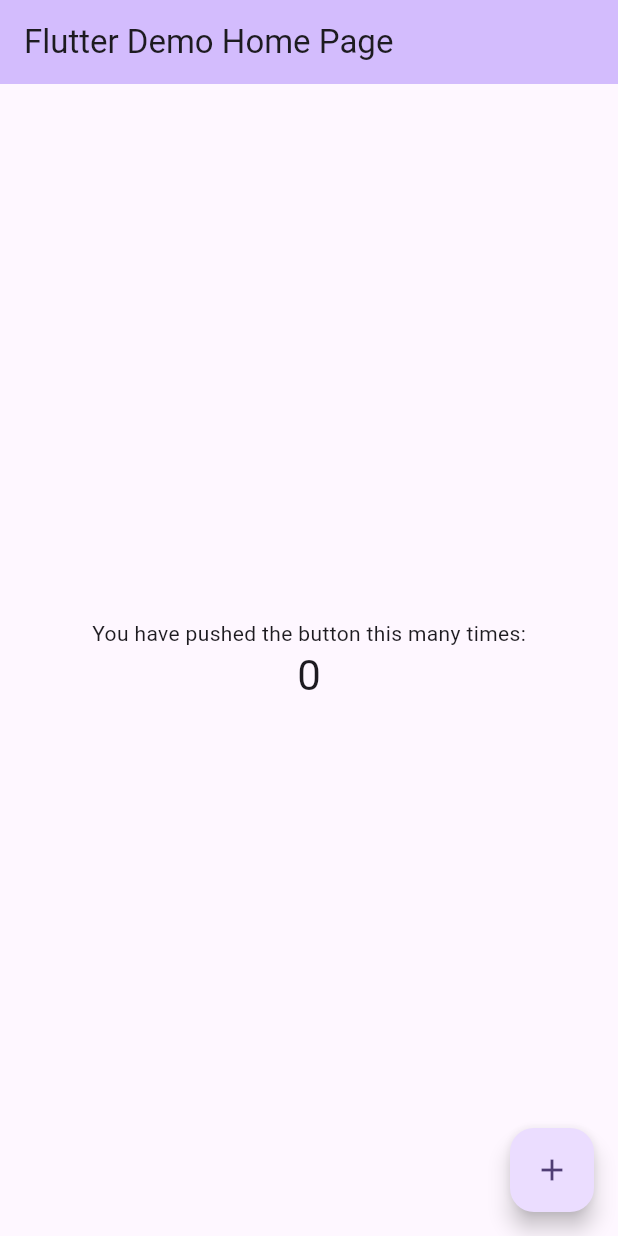
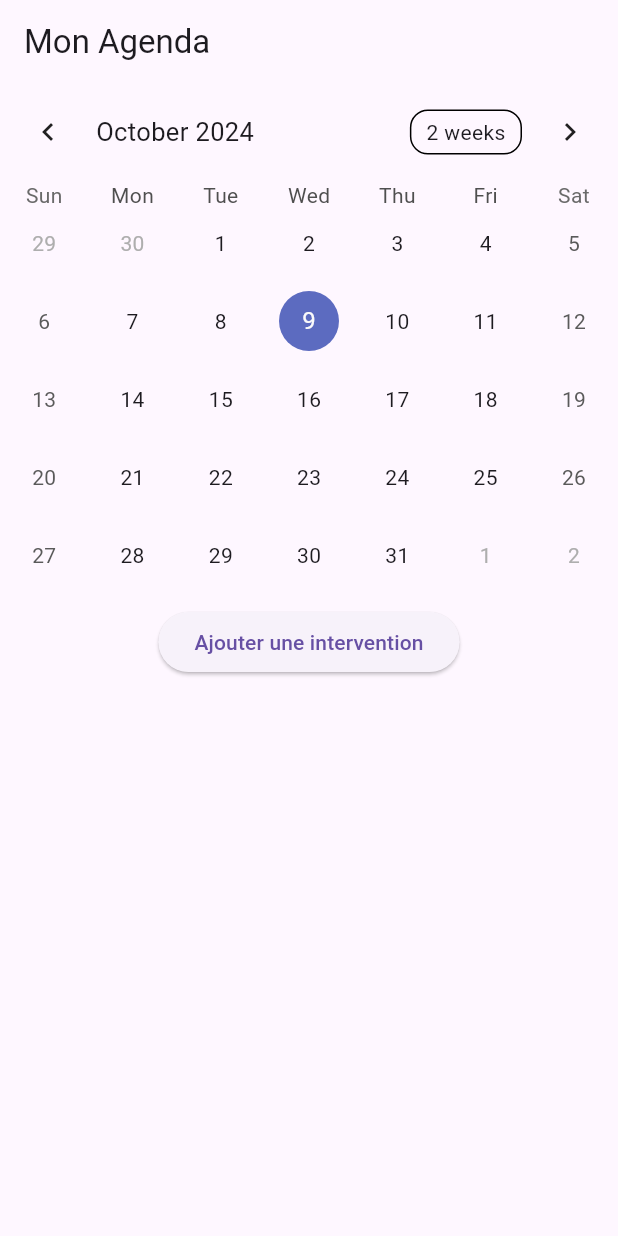
Before and after one commit to KCBento/techplan, a Flutter app: the screen it shows after launch, on a phone screen of 412 x 824 dp. Run offline on Flutter 3.47's test engine with Material 3 defaults, Android fonts, the phone set to English and light mode, and no system bars; drawn by our look-alikes of table_calendar.

Commit message:
PageAgenda

```diff
--- a/projet_appli/lib/main.dart
+++ b/projet_appli/lib/main.dart
@@ -1,125 +1,236 @@
 import 'package:flutter/material.dart';
+import 'package:table_calendar/table_calendar.dart';
 
 void main() {
-  runApp(const MyApp());
+  runApp(AgendaApp());
 }
 
-class MyApp extends StatelessWidget {
-  const MyApp({super.key});
-
-  // This widget is the root of your application.
+class AgendaApp extends StatelessWidget {
   @override
   Widget build(BuildContext context) {
     return MaterialApp(
-      title: 'Flutter Demo',
+      title: 'Agenda',
       theme: ThemeData(
-        // This is the theme of your application.
-        //
-        // TRY THIS: Try running your application with "flutter run". You'll see
-        // the application has a purple toolbar. Then, without quitting the app,
-        // try changing the seedColor in the colorScheme below to Colors.green
-        // and then invoke "hot reload" (save your changes or press the "hot
-        // reload" button in a Flutter-supported IDE, or press "r" if you used
-        // the command line to start the app).
-        //
-        // Notice that the counter didn't reset back to zero; the application
-        // state is not lost during the reload. To reset the state, use hot
-        // restart instead.
-        //
-        // This works for code too, not just values: Most code changes can be
-        // tested with just a hot reload.
-        colorScheme: ColorScheme.fromSeed(seedColor: Colors.deepPurple),
-        useMaterial3: true,
+        primarySwatch: Colors.blue,
       ),
-      home: const MyHomePage(title: 'Flutter Demo Home Page'),
+      home: AgendaPage(),
     );
   }
 }
 
-class MyHomePage extends StatefulWidget {
-  const MyHomePage({super.key, required this.title});
+class AgendaPage extends StatefulWidget {
+  @override
+  _AgendaPageState createState() => _AgendaPageState();
+}
 
-  // This widget is the home page of your application. It is stateful, meaning
-  // that it has a State object (defined below) that contains fields that affect
-  // how it looks.
-
-  // This class is the configuration for the state. It holds the values (in this
-  // case the title) provided by the parent (in this case the App widget) and
-  // used by the build method of the State. Fields in a Widget subclass are
-  // always marked "final".
-
-  final String title;
+class _AgendaPageState extends State<AgendaPage> {
+  late DateTime _selectedDay;
+  late Map<DateTime, List<Intervention>> _interventions; // Dictionnaire d'interventions
 
   @override
-  State<MyHomePage> createState() => _MyHomePageState();
-}
-
-class _MyHomePageState extends State<MyHomePage> {
-  int _counter = 0;
-
-  void _incrementCounter() {
-    setState(() {
-      // This call to setState tells the Flutter framework that something has
-      // changed in this State, which causes it to rerun the build method below
-      // so that the display can reflect the updated values. If we changed
-      // _counter without calling setState(), then the build method would not be
-      // called again, and so nothing would appear to happen.
-      _counter++;
-    });
+  void initState() {
+    super.initState();
+    _selectedDay = DateTime.now(); // Jour sélectionné par défaut
+    _interventions = {}; // Initialiser le dictionnaire d'interventions
   }
 
   @override
   Widget build(BuildContext context) {
-    // This method is rerun every time setState is called, for instance as done
-    // by the _incrementCounter method above.
-    //
-    // The Flutter framework has been optimized to make rerunning build methods
-    // fast, so that you can just rebuild anything that needs updating rather
-    // than having to individually change instances of widgets.
     return Scaffold(
       appBar: AppBar(
-        // TRY THIS: Try changing the color here to a specific color (to
-        // Colors.amber, perhaps?) and trigger a hot reload to see the AppBar
-        // change color while the other colors stay the same.
-        backgroundColor: Theme.of(context).colorScheme.inversePrimary,
-        // Here we take the value from the MyHomePage object that was created by
-        // the App.build method, and use it to set our appbar title.
-        title: Text(widget.title),
+        title: Text('Mon Agenda'),
       ),
-      body: Center(
-        // Center is a layout widget. It takes a single child and positions it
-        // in the middle of the parent.
-        child: Column(
-          // Column is also a layout widget. It takes a list of children and
-          // arranges them vertically. By default, it sizes itself to fit its
-          // children horizontally, and tries to be as tall as its parent.
-          //
-          // Column has various properties to control how it sizes itself and
-          // how it positions its children. Here we use mainAxisAlignment to
-          // center the children vertically; the main axis here is the vertical
-          // axis because Columns are vertical (the cross axis would be
-          // horizontal).
-          //
-          // TRY THIS: Invoke "debug painting" (choose the "Toggle Debug Paint"
-          // action in the IDE, or press "p" in the console), to see the
-          // wireframe for each widget.
-          mainAxisAlignment: MainAxisAlignment.center,
-          children: <Widget>[
-            const Text(
-              'You have pushed the button this many times:',
+      body: Column(
+        children: [
+          TableCalendar<Intervention>(
+            firstDay: DateTime.now().subtract(Duration(days: 365)), // Un an en arrière
+            lastDay: DateTime.now().add(Duration(days: 365)), // Un an en avant
+            focusedDay: _selectedDay,
+            selectedDayPredicate: (day) => isSameDay(day, _selectedDay),
+            onDaySelected: (selectedDay, focusedDay) {
+              setState(() {
+                _selectedDay = selectedDay; // Met à jour le jour sélectionné
+              });
+            },
+            eventLoader: (day) {
+              return _interventions[day] ?? []; // Charge les interventions pour le jour sélectionné
+            },
+          ),
+          const SizedBox(height: 8.0),
+          ElevatedButton(
+            onPressed: () => _showAddInterventionDialog(context), // Ouvrir la boîte de dialogue pour ajouter une intervention
+            child: Text('Ajouter une intervention'),
+          ),
+          Expanded(
+            child: _buildInterventionList(), // Liste des interventions pour le jour sélectionné
+          ),
+        ],
+      ),
+    );
+  }
+
+  // Fonction pour afficher la liste des interventions
+  Widget _buildInterventionList() {
+    final interventionsForSelectedDay = _interventions[_selectedDay] ?? [];
+    return ListView.builder(
+      itemCount: interventionsForSelectedDay.length,
+      itemBuilder: (context, index) {
+        final intervention = interventionsForSelectedDay[index];
+        return ListTile(
+          title: Text(intervention.titre),
+          subtitle: Text('Client: ${intervention.client} - Statut: ${intervention.statut}'),
+          trailing: Row(
+            mainAxisSize: MainAxisSize.min,
+            children: [
+              IconButton(
+                icon: Icon(Icons.edit),
+                onPressed: () => _showEditInterventionDialog(context, intervention), // Éditer l'intervention
+              ),
+              IconButton(
+                icon: Icon(Icons.delete),
+                onPressed: () => _removeIntervention(intervention), // Supprimer l'intervention
+              ),
+            ],
+          ),
+        );
+      },
+    );
+  }
+
+  // Fonction pour afficher la boîte de dialogue d'ajout d'intervention
+  void _showAddInterventionDialog(BuildContext context) {
+    final titleController = TextEditingController();
+    final clientController = TextEditingController();
+
+    showDialog(
+      context: context,
+      builder: (context) {
+        return AlertDialog(
+          title: Text('Ajouter une intervention'),
+          content: Column(
+            mainAxisSize: MainAxisSize.min,
+            children: [
+              TextField(
+                controller: titleController,
+                decoration: InputDecoration(labelText: 'Titre de l\'intervention'),
+              ),
+              TextField(
+                controller: clientController,
+                decoration: InputDecoration(labelText: 'Client'),
+              ),
+            ],
+          ),
+          actions: [
+            TextButton(
+              onPressed: () {
+                final title = titleController.text;
+                final client = clientController.text;
+                if (title.isNotEmpty && client.isNotEmpty) {
+                  _addIntervention(Intervention(
+                    titre: title,
+                    client: client,
+                    statut: 'En attente',
+                    date: _selectedDay,
+                  ));
+                  Navigator.of(context).pop(); // Fermer la boîte de dialogue
+                }
+              },
+              child: Text('Ajouter'),
             ),
-            Text(
-              '$_counter',
-              style: Theme.of(context).textTheme.headlineMedium,
+            TextButton(
+              onPressed: () => Navigator.of(context).pop(), // Fermer la boîte de dialogue sans ajouter
+              child: Text('Annuler'),
             ),
           ],
-        ),
-      ),
-      floatingActionButton: FloatingActionButton(
-        onPressed: _incrementCounter,
-        tooltip: 'Increment',
-        child: const Icon(Icons.add),
-      ), // This trailing comma makes auto-formatting nicer for build methods.
+        );
+      },
+    );
+  }
+
+  // Fonction pour ajouter une intervention
+  void _addIntervention(Intervention intervention) {
+    setState(() {
+      if (_interventions[_selectedDay] == null) {
+        _interventions[_selectedDay] = [];
+      }
+      _interventions[_selectedDay]!.add(intervention); // Ajouter l'intervention à la date
+    });
+  }
+
+  // Fonction pour supprimer une intervention
+  void _removeIntervention(Intervention intervention) {
+    setState(() {
+      _interventions[_selectedDay]?.remove(intervention); // Supprimer l'intervention de la liste
+    });
+  }
+
+  // Fonction pour afficher la boîte de dialogue d'édition d'intervention
+  void _showEditInterventionDialog(BuildContext context, Intervention intervention) {
+    final titleController = TextEditingController(text: intervention.titre);
+    final clientController = TextEditingController(text: intervention.client);
+    final statusController = TextEditingController(text: intervention.statut);
+
+    showDialog(
+      context: context,
+      builder: (context) {
+        return AlertDialog(
+          title: Text('Modifier l\'intervention'),
+          content: Column(
+            mainAxisSize: MainAxisSize.min,
+            children: [
+              TextField(
+                controller: titleController,
+                decoration: InputDecoration(labelText: 'Titre de l\'intervention'),
+              ),
+              TextField(
+                controller: clientController,
+                decoration: InputDecoration(labelText: 'Client'),
+              ),
+              TextField(
+                controller: statusController,
+                decoration: InputDecoration(labelText: 'Statut'),
+              ),
+            ],
+          ),
+          actions: [
+            TextButton(
+              onPressed: () {
+                final title = titleController.text;
+                final client = clientController.text;
+                final status = statusController.text;
+                if (title.isNotEmpty && client.isNotEmpty && status.isNotEmpty) {
+                  setState(() {
+                    intervention.titre = title; // Modifier le titre
+                    intervention.client = client; // Modifier le client
+                    intervention.statut = status; // Modifier le statut
+                  });
+                  Navigator.of(context).pop(); // Fermer la boîte de dialogue
+                }
+              },
+              child: Text('Sauvegarder'),
+            ),
+            TextButton(
+              onPressed: () => Navigator.of(context).pop(), // Fermer la boîte de dialogue sans enregistrer
+              child: Text('Annuler'),
+            ),
+          ],
+        );
+      },
     );
   }
 }
+
+// Classe représentant une intervention
+class Intervention {
+  String titre;
+  String client;
+  String statut;
+  DateTime date;
+
+  Intervention({
+    required this.titre,
+    required this.client,
+    required this.statut,
+    required this.date,
+  });
+}
--- a/projet_appli/pubspec.yaml
+++ b/projet_appli/pubspec.yaml
@@ -46,6 +46,9 @@ dev_dependencies:
   # package. See that file for information about deactivating specific lint
   # rules and activating additional ones.
   flutter_lints: ^4.0.0
+  table_calendar: ^3.0.8
+
+  intl: ^0.18.0  # Ajoutez cette ligne
 
 # For information on the generic Dart part of this file, see the
 # following page: https://dart.dev/tools/pub/pubspec
```
Also changed, not shown: projet_appli/pubspec.lock, 1 other file.
